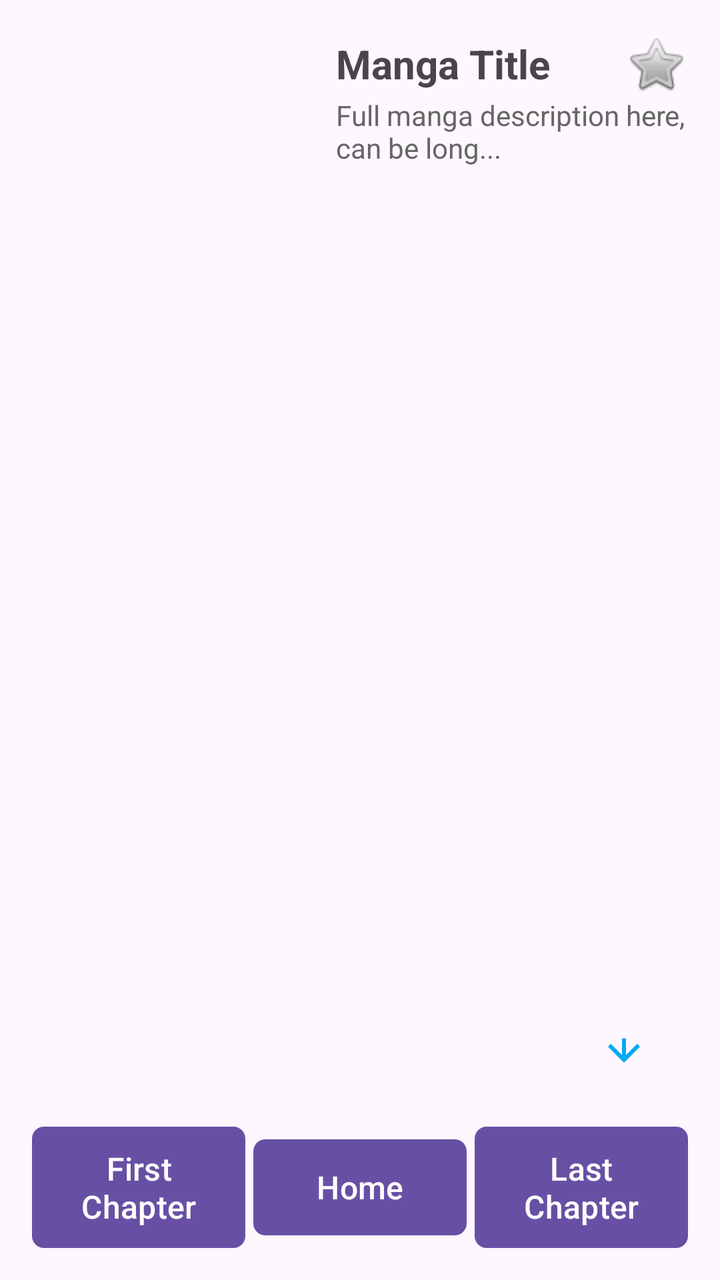
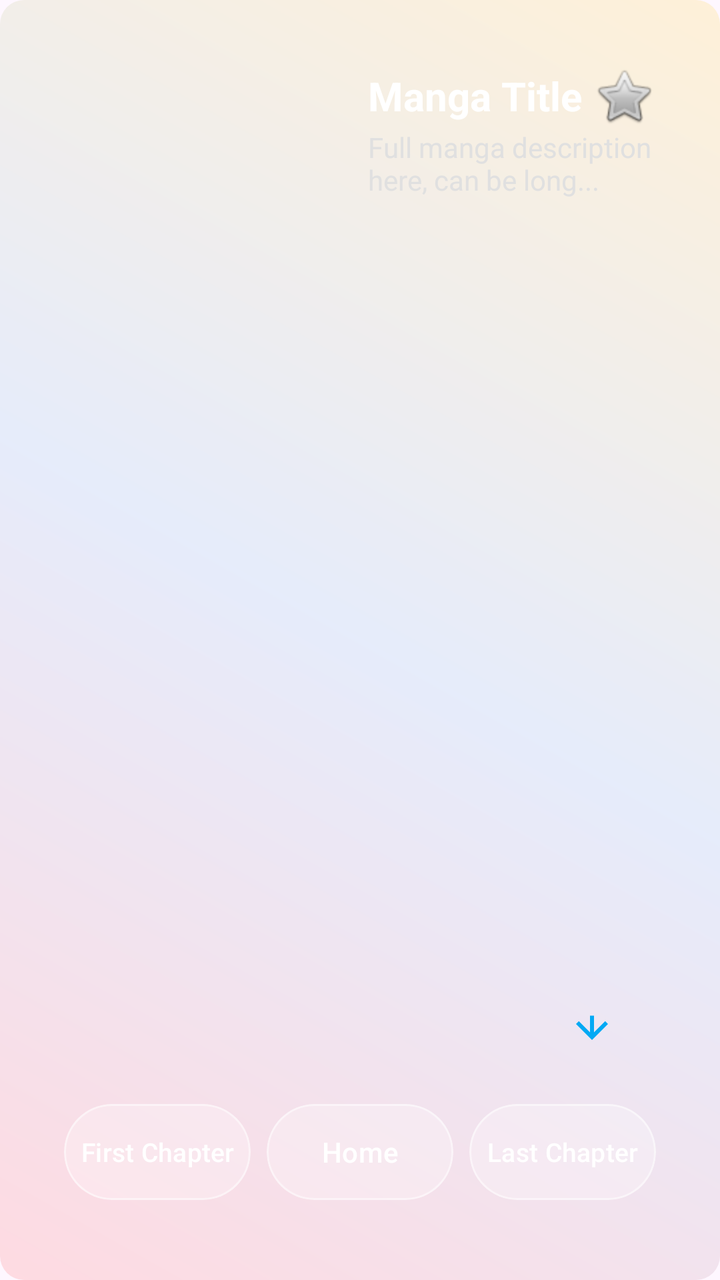

Two renders of the same Android screen: before a commit and after it. Below are the layout's source before the change and the commit's diff.
<!-- AndroidManifest.xml: application theme Theme.MangaV5 -->
<!-- res/layout/activity_manga_page.xml -->
<?xml version="1.0" encoding="utf-8"?>
<LinearLayout xmlns:android="http://schemas.android.com/apk/res/android"
    xmlns:app="http://schemas.android.com/apk/res-auto"
    android:id="@+id/mangaPageLayout"
    android:layout_width="match_parent"
    android:layout_height="match_parent"
    android:orientation="vertical"
    android:padding="16dp"
    android:fitsSystemWindows="true">

    
    <LinearLayout
        android:layout_width="match_parent"
        android:layout_height="wrap_content"
        android:orientation="horizontal">

        
        <ImageView
            android:id="@+id/mangaCoverImagePage"
            android:layout_width="140dp"
            android:layout_height="200dp"
            android:scaleType="centerCrop"
            android:contentDescription="manga cover" />

        
        <LinearLayout
            android:layout_width="0dp"
            android:layout_height="match_parent"
            android:layout_weight="1"
            android:orientation="vertical"
            android:layout_marginStart="12dp">

            
            <LinearLayout
                android:layout_width="match_parent"
                android:layout_height="wrap_content"
                android:orientation="horizontal"
                android:gravity="center_vertical">

                <TextView
                    android:id="@+id/mangaTitlePage"
                    android:layout_width="0dp"
                    android:layout_height="wrap_content"
                    android:layout_weight="1"
                    android:text="Manga Title"
                    android:textSize="20sp"
                    android:textStyle="bold" />

                <ImageView
                    android:id="@+id/bookmarkButtonPage"
                    android:layout_width="32dp"
                    android:layout_height="32dp"
                    android:contentDescription="Bookmark"
                    android:src="@android:drawable/btn_star_big_off" />
            </LinearLayout>

            
            <ScrollView
                android:layout_width="match_parent"
                android:layout_height="wrap_content"
                android:fillViewport="true">

                <TextView
                    android:id="@+id/mangaDescriptionPage"
                    android:layout_width="match_parent"
                    android:layout_height="wrap_content"
                    android:text="Full manga description here, can be long..."
                    android:textColor="#666"
                    android:textSize="14sp" />
            </ScrollView>
        </LinearLayout>
    </LinearLayout>

    
    <FrameLayout
        android:id="@+id/chaptersContainerPage"
        android:layout_width="match_parent"
        android:layout_height="0dp"
        android:layout_marginTop="16dp"
        android:layout_weight="1">

        <androidx.recyclerview.widget.RecyclerView
            android:id="@+id/chaptersRecyclerViewPage"
            android:layout_width="match_parent"
            android:layout_height="match_parent" />

        
        <ImageButton
            android:id="@+id/scrollToBottomButtonPage"
            android:layout_width="48dp"
            android:layout_height="48dp"
            android:layout_gravity="bottom|end"
            android:layout_margin="8dp"
            android:background="?attr/selectableItemBackgroundBorderless"
            android:contentDescription="Scroll to bottom"
            android:src="@drawable/ic_arrow_downward" />
    </FrameLayout>

    
    <LinearLayout
        android:layout_width="match_parent"
        android:layout_height="wrap_content"
        android:layout_marginTop="8dp"
        android:gravity="center"
        android:orientation="horizontal"
        android:weightSum="3">

        <Button
            android:id="@+id/firstChapterButtonPage"
            android:layout_width="0dp"
            android:layout_height="wrap_content"
            android:layout_weight="1"
            android:background="@drawable/btn_rounded"
            android:backgroundTint="#2196F3"
            android:text="First Chapter"
            android:textAllCaps="false"
            android:textColor="#FFFFFF"
            android:textSize="16sp" />

        <Button
            android:id="@+id/button_homeMangaPage"
            android:layout_width="0dp"
            android:layout_height="wrap_content"
            android:layout_weight="1"
            android:layout_marginStart="4dp"
            android:layout_marginEnd="4dp"
            android:background="@drawable/btn_rounded"
            android:backgroundTint="#FFC107"
            android:text="Home"
            android:textAllCaps="false"
            android:textColor="#FFFFFF"
            android:textSize="16sp" />

        <Button
            android:id="@+id/lastChapterButtonPage"
            android:layout_width="0dp"
            android:layout_height="wrap_content"
            android:layout_weight="1"
            android:background="@drawable/btn_rounded"
            android:backgroundTint="#4CAF50"
            android:text="Last Chapter"
            android:textAllCaps="false"
            android:textColor="#FFFFFF"
            android:textSize="16sp" />
    </LinearLayout>


</LinearLayout>
<!-- resources referenced by this layout -->
<resources>
  <!-- drawable btn_rounded (drawable) -->
  <?xml version="1.0" encoding="utf-8"?>
  <shape xmlns:android="http://schemas.android.com/apk/res/android">
      <solid android:color="?attr/colorButtonNormal" />
      <corners android:radius="6dp" />
  </shape>
  <!-- drawable ic_arrow_downward (drawable) -->
  <?xml version="1.0" encoding="utf-8"?>
  <vector xmlns:android="http://schemas.android.com/apk/res/android"
      android:width="24dp"
      android:height="24dp"
      android:viewportWidth="24"
      android:viewportHeight="24">
      <path
          android:fillColor="#03A9F4"
          android:pathData="M4 12l1.41 -1.41L11 16.17v-8.34h2v8.34l5.59 -5.58L20 12l-8 8-8 -8z"/>
  </vector>
  <style name="Theme.MangaV5" parent="Theme.MaterialComponents.DayNight.DarkActionBar">
          
          <item name="colorPrimary">@color/purple_500</item>
          <item name="colorPrimaryVariant">@color/purple_700</item>
          <item name="colorOnPrimary">@color/white</item>
          
          <item name="colorSecondary">@color/teal_200</item>
          <item name="colorSecondaryVariant">@color/teal_700</item>
          <item name="colorOnSecondary">@color/black</item>
          
          <item name="android:statusBarColor">?attr/colorPrimaryVariant</item>
          
      </style>
  <color name="purple_500">#FF6200EE</color>
  <color name="purple_700">#FF3700B3</color>
  <color name="white">#FFFFFFFF</color>
  <color name="teal_200">#FF03DAC5</color>
  <color name="teal_700">#FF018786</color>
  <color name="black">#FF000000</color>
</resources>

<!-- the commit's change to res/layout/activity_manga_page.xml (unified diff, before → after) -->
@@ -1,148 +1,265 @@
 <?xml version="1.0" encoding="utf-8"?>
-<LinearLayout xmlns:android="http://schemas.android.com/apk/res/android"
+<androidx.constraintlayout.widget.ConstraintLayout
+    xmlns:android="http://schemas.android.com/apk/res/android"
     xmlns:app="http://schemas.android.com/apk/res-auto"
-    android:id="@+id/mangaPageLayout"
+    android:id="@+id/mangaPageRoot"
     android:layout_width="match_parent"
     android:layout_height="match_parent"
-    android:orientation="vertical"
-    android:padding="16dp"
+    android:background="@drawable/bg_gradient"
     android:fitsSystemWindows="true">
 
     
-    <LinearLayout
-        android:layout_width="match_parent"
-        android:layout_height="wrap_content"
-        android:orientation="horizontal">
-
-        
-        <ImageView
-            android:id="@+id/mangaCoverImagePage"
-            android:layout_width="140dp"
-            android:layout_height="200dp"
-            android:scaleType="centerCrop"
-            android:contentDescription="manga cover" />
-
-        
-        <LinearLayout
-            android:layout_width="0dp"
-            android:layout_height="match_parent"
-            android:layout_weight="1"
-            android:orientation="vertical"
-            android:layout_marginStart="12dp">
-
-            
+    <com.google.android.material.card.MaterialCardView
+        android:id="@+id/mangaGlassContainer"
+        android:layout_width="0dp"
+        android:layout_height="0dp"
+        android:layout_margin="16dp"
+        app:cardCornerRadius="24dp"
+        app:cardBackgroundColor="@android:color/transparent"
+        app:cardUseCompatPadding="false"
+        app:cardPreventCornerOverlap="false"
+        android:elevation="0dp"
+        app:cardElevation="0dp"
+        app:strokeWidth="0dp"
+        app:layout_constraintTop_toTopOf="parent"
+        app:layout_constraintBottom_toBottomOf="parent"
+        app:layout_constraintStart_toStartOf="parent"
+        app:layout_constraintEnd_toEndOf="parent">
+
+        <FrameLayout
+            android:layout_width="match_parent"
+            android:layout_height="match_parent">
+
             <LinearLayout
+                android:id="@+id/mangaPageLayout"
                 android:layout_width="match_parent"
-                android:layout_height="wrap_content"
-                android:orientation="horizontal"
-                android:gravity="center_vertical">
-
-                <TextView
-                    android:id="@+id/mangaTitlePage"
-                    android:layout_width="0dp"
-                    android:layout_height="wrap_content"
-                    android:layout_weight="1"
-                    android:text="Manga Title"
-                    android:textSize="20sp"
-                    android:textStyle="bold" />
-
-                <ImageView
-                    android:id="@+id/bookmarkButtonPage"
-                    android:layout_width="32dp"
-                    android:layout_height="32dp"
-                    android:contentDescription="Bookmark"
-                    android:src="@android:drawable/btn_star_big_off" />
-            </LinearLayout>
-
-            
-            <ScrollView
-                android:layout_width="match_parent"
-                android:layout_height="wrap_content"
-                android:fillViewport="true">
-
-                <TextView
-                    android:id="@+id/mangaDescriptionPage"
+                android:layout_height="match_parent"
+                android:orientation="vertical"
+                android:padding="16dp">
+
+                
+                <LinearLayout
                     android:layout_width="match_parent"
                     android:layout_height="wrap_content"
-                    android:text="Full manga description here, can be long..."
-                    android:textColor="#666"
-                    android:textSize="14sp" />
-            </ScrollView>
-        </LinearLayout>
-    </LinearLayout>
-
-    
-    <FrameLayout
-        android:id="@+id/chaptersContainerPage"
-        android:layout_width="match_parent"
-        android:layout_height="0dp"
-        android:layout_marginTop="16dp"
-        android:layout_weight="1">
-
-        <androidx.recyclerview.widget.RecyclerView
-            android:id="@+id/chaptersRecyclerViewPage"
-            android:layout_width="match_parent"
-            android:layout_height="match_parent" />
-
-        
-        <ImageButton
-            android:id="@+id/scrollToBottomButtonPage"
-            android:layout_width="48dp"
-            android:layout_height="48dp"
-            android:layout_gravity="bottom|end"
-            android:layout_margin="8dp"
-            android:background="?attr/selectableItemBackgroundBorderless"
-            android:contentDescription="Scroll to bottom"
-            android:src="@drawable/ic_arrow_downward" />
-    </FrameLayout>
-
-    
-    <LinearLayout
-        android:layout_width="match_parent"
-        android:layout_height="wrap_content"
-        android:layout_marginTop="8dp"
-        android:gravity="center"
-        android:orientation="horizontal"
-        android:weightSum="3">
-
-        <Button
-            android:id="@+id/firstChapterButtonPage"
-            android:layout_width="0dp"
-            android:layout_height="wrap_content"
-            android:layout_weight="1"
-            android:background="@drawable/btn_rounded"
-            android:backgroundTint="#2196F3"
-            android:text="First Chapter"
-            android:textAllCaps="false"
-            android:textColor="#FFFFFF"
-            android:textSize="16sp" />
-
-        <Button
-            android:id="@+id/button_homeMangaPage"
-            android:layout_width="0dp"
-            android:layout_height="wrap_content"
-            android:layout_weight="1"
-            android:layout_marginStart="4dp"
-            android:layout_marginEnd="4dp"
-            android:background="@drawable/btn_rounded"
-            android:backgroundTint="#FFC107"
-            android:text="Home"
-            android:textAllCaps="false"
-            android:textColor="#FFFFFF"
-            android:textSize="16sp" />
-
-        <Button
-            android:id="@+id/lastChapterButtonPage"
-            android:layout_width="0dp"
-            android:layout_height="wrap_content"
-            android:layout_weight="1"
-            android:background="@drawable/btn_rounded"
-            android:backgroundTint="#4CAF50"
-            android:text="Last Chapter"
-            android:textAllCaps="false"
-            android:textColor="#FFFFFF"
-            android:textSize="16sp" />
-    </LinearLayout>
-
-
-</LinearLayout>
+                    android:orientation="horizontal">
+
+                    <ImageView
+                        android:id="@+id/mangaCoverImagePage"
+                        android:layout_width="140dp"
+                        android:layout_height="200dp"
+                        android:scaleType="centerCrop"
+                        android:contentDescription="manga cover" />
+
+                    <LinearLayout
+                        android:layout_width="0dp"
+                        android:layout_height="match_parent"
+                        android:layout_weight="1"
+                        android:orientation="vertical"
+                        android:layout_marginStart="12dp">
+
+                        <LinearLayout
+                            android:layout_width="match_parent"
+                            android:layout_height="wrap_content"
+                            android:orientation="horizontal"
+                            android:gravity="center_vertical">
+
+                            <TextView
+                                android:id="@+id/mangaTitlePage"
+                                android:layout_width="0dp"
+                                android:layout_height="wrap_content"
+                                android:layout_weight="1"
+                                android:text="Manga Title"
+                                android:textSize="20sp"
+                                android:textStyle="bold"
+                                android:textColor="@android:color/white" />
+
+                            <ImageView
+                                android:id="@+id/bookmarkButtonPage"
+                                android:layout_width="32dp"
+                                android:layout_height="32dp"
+                                android:contentDescription="Bookmark"
+                                android:src="@android:drawable/btn_star_big_off" />
+                        </LinearLayout>
+
+                        <ScrollView
+                            android:layout_width="match_parent"
+                            android:layout_height="wrap_content"
+                            android:fillViewport="true">
+
+                            <TextView
+                                android:id="@+id/mangaDescriptionPage"
+                                android:layout_width="match_parent"
+                                android:layout_height="wrap_content"
+                                android:text="Full manga description here, can be long..."
+                                android:textColor="#E0E0E0"
+                                android:textSize="14sp" />
+                        </ScrollView>
+                    </LinearLayout>
+                </LinearLayout>
+
+                
+                <FrameLayout
+                    android:id="@+id/chaptersContainerPage"
+                    android:layout_width="match_parent"
+                    android:layout_height="0dp"
+                    android:layout_marginTop="16dp"
+                    android:layout_weight="1">
+
+                    <androidx.recyclerview.widget.RecyclerView
+                        android:id="@+id/chaptersRecyclerViewPage"
+                        android:layout_width="match_parent"
+                        android:layout_height="match_parent" />
+
+                    <ImageButton
+                        android:id="@+id/scrollToBottomButtonPage"
+                        android:layout_width="48dp"
+                        android:layout_height="48dp"
+                        android:layout_gravity="bottom|end"
+                        android:layout_margin="8dp"
+                        android:background="?attr/selectableItemBackgroundBorderless"
+                        android:contentDescription="Scroll to bottom"
+                        android:src="@drawable/ic_arrow_downward" />
+                </FrameLayout>
+
+                
+                
+                <LinearLayout
+                    android:layout_width="match_parent"
+                    android:layout_height="wrap_content"
+                    android:layout_marginTop="8dp"
+                    android:layout_marginBottom="8dp"
+                    android:gravity="center"
+                    android:orientation="horizontal"
+                    android:weightSum="3">
+
+                    
+                    <FrameLayout
+                        android:layout_width="0dp"
+                        android:layout_height="48dp"
+                        android:layout_weight="1"
+                        android:layout_marginEnd="4dp">
+
+                        <com.google.android.material.card.MaterialCardView
+                            android:layout_width="match_parent"
+                            android:layout_height="match_parent"
+                            app:cardCornerRadius="28dp"
+                            app:cardBackgroundColor="@android:color/transparent"
+                            app:cardUseCompatPadding="false"
+                            app:cardPreventCornerOverlap="false"
+                            android:elevation="0dp"
+                            app:cardElevation="0dp"
+                            app:strokeWidth="0dp"
+                            android:clipChildren="false"
+                            android:clipToPadding="false">
+
+                            <View
+                                android:layout_width="match_parent"
+                                android:layout_height="match_parent"
+                                android:background="@drawable/glass_bg" />
+                        </com.google.android.material.card.MaterialCardView>
+
+                        <Button
+                            android:id="@+id/firstChapterButtonPage"
+                            android:layout_width="match_parent"
+                            android:layout_height="match_parent"
+                            android:paddingHorizontal="8dp"
+                            android:text="First Chapter"
+                            android:textColor="@android:color/white"
+                            android:background="@android:color/transparent"
+                            android:gravity="center"
+                            android:autoSizeTextType="uniform"
+                            android:autoSizeMinTextSize="10sp"
+                            android:autoSizeMaxTextSize="14sp"
+                            android:autoSizeStepGranularity="1sp" />
+                    </FrameLayout>
+
+                    
+                    <FrameLayout
+                        android:layout_width="0dp"
+                        android:layout_height="48dp"
+                        android:layout_weight="1"
+                        android:layout_marginStart="4dp"
+                        android:layout_marginEnd="4dp">
+
+                        <com.google.android.material.card.MaterialCardView
+                            android:layout_width="match_parent"
+                            android:layout_height="match_parent"
+                            app:cardCornerRadius="28dp"
+                            app:cardBackgroundColor="@android:color/transparent"
+                            app:cardUseCompatPadding="false"
+                            app:cardPreventCornerOverlap="false"
+                            android:elevation="0dp"
+                            app:cardElevation="0dp"
+                            app:strokeWidth="0dp"
+                            android:clipChildren="false"
+                            android:clipToPadding="false">
+
+                            <View
+                                android:layout_width="match_parent"
+                                android:layout_height="match_parent"
+                                android:background="@drawable/glass_bg" />
+                        </com.google.android.material.card.MaterialCardView>
+
+                        <Button
+                            android:id="@+id/button_homeMangaPage"
+                            android:layout_width="match_parent"
+                            android:layout_height="match_parent"
+                            android:paddingHorizontal="8dp"
+                            android:text="Home"
+                            android:textColor="@android:color/white"
+                            android:background="@android:color/transparent"
+                            android:gravity="center"
+                            android:autoSizeTextType="uniform"
+                            android:autoSizeMinTextSize="10sp"
+                            android:autoSizeMaxTextSize="14sp"
+                            android:autoSizeStepGranularity="1sp" />
+                    </FrameLayout>
+
+                    
+                    <FrameLayout
+                        android:layout_width="0dp"
+                        android:layout_height="48dp"
+                        android:layout_weight="1"
+                        android:layout_marginStart="4dp">
+
+                        <com.google.android.material.card.MaterialCardView
+                            android:layout_width="match_parent"
+                            android:layout_height="match_parent"
+                            app:cardCornerRadius="28dp"
+                            app:cardBackgroundColor="@android:color/transparent"
+                            app:cardUseCompatPadding="false"
+                            app:cardPreventCornerOverlap="false"
+                            android:elevation="0dp"
+                            app:cardElevation="0dp"
+                            app:strokeWidth="0dp"
+                            android:clipChildren="false"
+                            android:clipToPadding="false">
+
+                            <View
+                                android:layout_width="match_parent"
+                                android:layout_height="match_parent"
+                                android:background="@drawable/glass_bg" />
+                        </com.google.android.material.card.MaterialCardView>
+
+                        <Button
+                            android:id="@+id/lastChapterButtonPage"
+                            android:layout_width="match_parent"
+                            android:layout_height="match_parent"
+                            android:paddingHorizontal="8dp"
+                            android:text="Last Chapter"
+                            android:textColor="@android:color/white"
+                            android:background="@android:color/transparent"
+                            android:gravity="center"
+                            android:autoSizeTextType="uniform"
+                            android:autoSizeMinTextSize="10sp"
+                            android:autoSizeMaxTextSize="14sp"
+                            android:autoSizeStepGranularity="1sp" />
+                    </FrameLayout>
+                </LinearLayout>
+
+
+            </LinearLayout>
+        </FrameLayout>
+    </com.google.android.material.card.MaterialCardView>
+
+</androidx.constraintlayout.widget.ConstraintLayout>
<!-- resource entries referenced after the edit -->
@@ -1,11 +1,41 @@
 <!-- resources referenced by this layout -->
 <resources>
-  <!-- drawable btn_rounded (drawable) -->
-  <?xml version="1.0" encoding="utf-8"?>
-  <shape xmlns:android="http://schemas.android.com/apk/res/android">
-      <solid android:color="?attr/colorButtonNormal" />
-      <corners android:radius="6dp" />
+  <!-- drawable bg_gradient (drawable) -->
+  <shape xmlns:android="http://schemas.android.com/apk/res/android"
+      android:shape="rectangle">
+  
+      <gradient
+          android:startColor="#33FF6B6B"
+          android:centerColor="#3385C1E9"
+          android:endColor="#33FFD93D"
+          android:angle="45"
+          android:type="linear"/>
+  
+      <corners android:radius="12dp"/>
   </shape>
+  <!-- drawable glass_bg (drawable) -->
+  <layer-list xmlns:android="http://schemas.android.com/apk/res/android">
+  
+      
+      <item>
+          <shape android:shape="rectangle">
+              <solid android:color="@android:color/transparent"/>
+              <corners android:radius="50dp"/>
+              <stroke
+                  android:width="1dp"
+                  android:color="#80FFFFFF"/>
+          </shape>
+      </item>
+  
+      
+      <item android:left="0dp" android:top="0dp" android:right="0dp" android:bottom="0dp">
+          <shape android:shape="rectangle">
+              <solid android:color="#40FFFFFF"/>
+              <corners android:radius="50dp"/>
+          </shape>
+      </item>
+  
+  </layer-list>
   <!-- drawable ic_arrow_downward (drawable) -->
   <?xml version="1.0" encoding="utf-8"?>
   <vector xmlns:android="http://schemas.android.com/apk/res/android"
